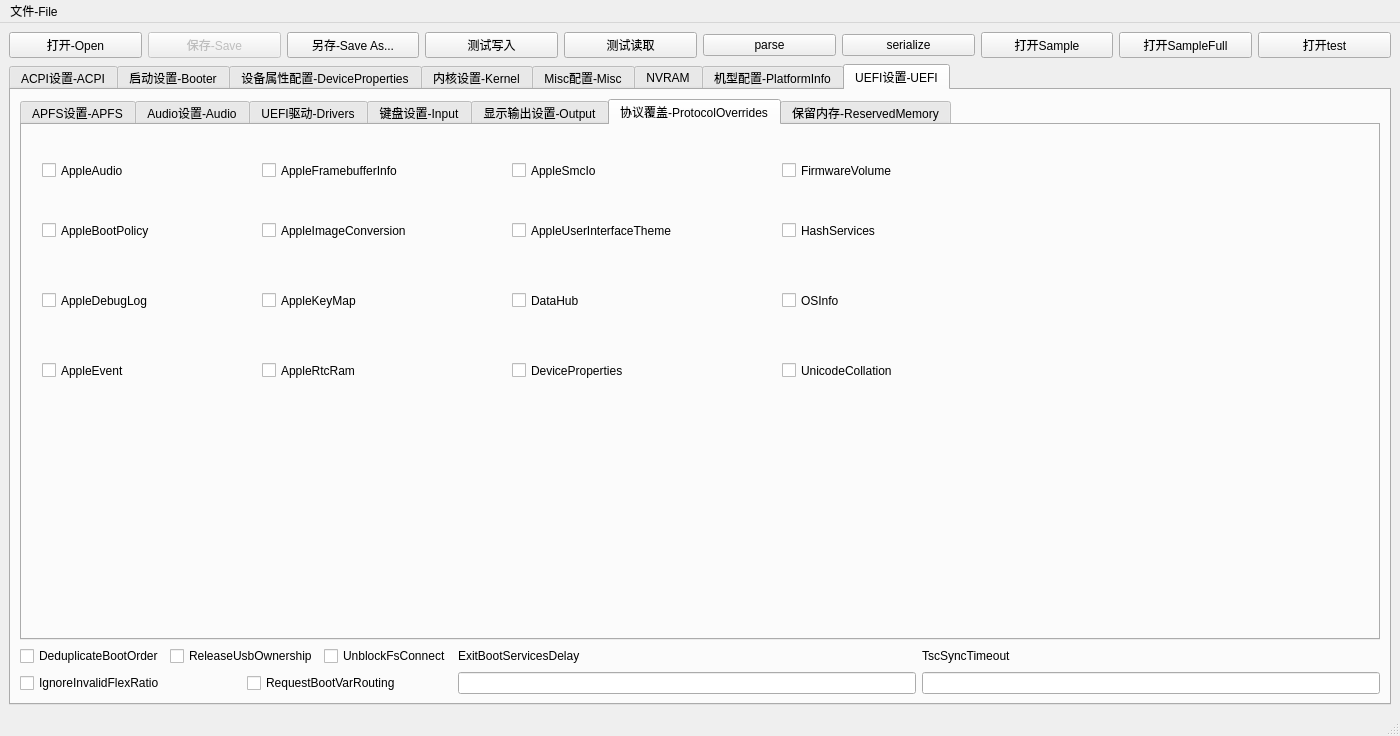
ic005k/OCAuxiliaryTools, file mainwindow.ui: the form before one commit.
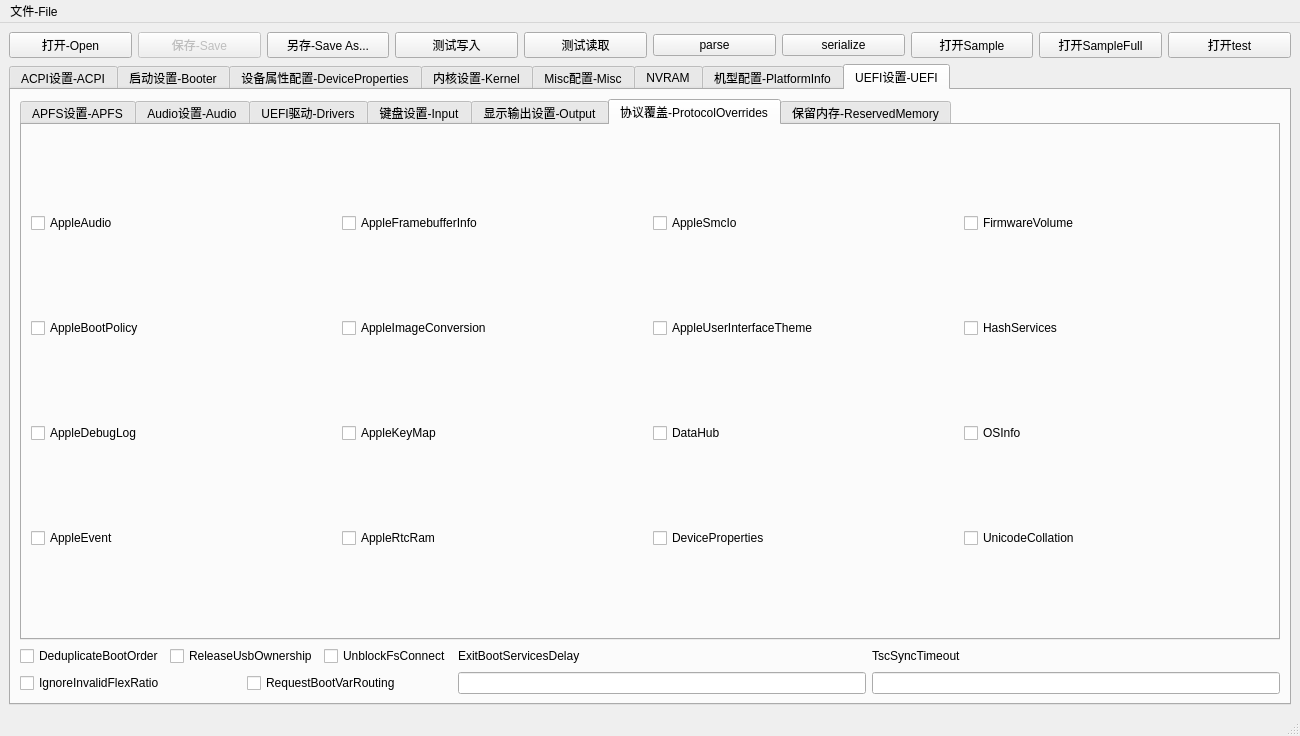
The form after the commit. The open tabs and pages were chosen to show the change. Icons and pictures are not drawn.

The edit to the form file:
```diff
--- a/mainwindow.ui
+++ b/mainwindow.ui
@@ -6,7 +6,7 @@
    <rect>
     <x>0</x>
     <y>0</y>
-    <width>1400</width>
+    <width>1300</width>
     <height>736</height>
    </rect>
   </property>
@@ -2792,214 +2792,120 @@
            <attribute name="title">
             <string>协议覆盖-ProtocolOverrides</string>
            </attribute>
-           <widget class="QCheckBox" name="chkAppleEvent">
-            <property name="geometry">
-             <rect>
-              <x>20</x>
-              <y>230</y>
-              <width>211</width>
-              <height>31</height>
-             </rect>
-            </property>
-            <property name="text">
-             <string>AppleEvent</string>
-            </property>
-           </widget>
+           <layout class="QGridLayout" name="gridLayout_35">
+            <item row="0" column="0">
            <widget class="QCheckBox" name="chkAppleAudio">
-            <property name="geometry">
-             <rect>
-              <x>20</x>
-              <y>30</y>
-              <width>251</width>
-              <height>31</height>
-             </rect>
-            </property>
             <property name="text">
              <string>AppleAudio</string>
             </property>
            </widget>
-           <widget class="QCheckBox" name="chkAppleDebugLog">
-            <property name="geometry">
-             <rect>
-              <x>20</x>
-              <y>160</y>
-              <width>251</width>
-              <height>31</height>
-             </rect>
-            </property>
-            <property name="text">
-             <string>AppleDebugLog</string>
-            </property>
-           </widget>
-           <widget class="QCheckBox" name="chkAppleBootPolicy">
-            <property name="geometry">
-             <rect>
-              <x>20</x>
-              <y>90</y>
-              <width>251</width>
-              <height>31</height>
-             </rect>
-            </property>
-            <property name="text">
-             <string>AppleBootPolicy</string>
-            </property>
-           </widget>
-           <widget class="QCheckBox" name="chkAppleRtcRam">
-            <property name="geometry">
-             <rect>
-              <x>240</x>
-              <y>230</y>
-              <width>251</width>
-              <height>31</height>
-             </rect>
-            </property>
-            <property name="text">
-             <string>AppleRtcRam</string>
-            </property>
-           </widget>
+            </item>
+            <item row="0" column="1">
            <widget class="QCheckBox" name="chkAppleFramebufferInfo">
-            <property name="geometry">
-             <rect>
-              <x>240</x>
-              <y>30</y>
-              <width>231</width>
-              <height>31</height>
-             </rect>
-            </property>
             <property name="text">
              <string>AppleFramebufferInfo</string>
             </property>
            </widget>
-           <widget class="QCheckBox" name="chkAppleKeyMap">
-            <property name="geometry">
-             <rect>
-              <x>240</x>
-              <y>160</y>
-              <width>251</width>
-              <height>31</height>
-             </rect>
-            </property>
-            <property name="text">
-             <string>AppleKeyMap</string>
-            </property>
-           </widget>
-           <widget class="QCheckBox" name="chkAppleImageConversion">
-            <property name="geometry">
-             <rect>
-              <x>240</x>
-              <y>90</y>
-              <width>251</width>
-              <height>31</height>
-             </rect>
-            </property>
-            <property name="text">
-             <string>AppleImageConversion</string>
-            </property>
-           </widget>
-           <widget class="QCheckBox" name="chkDeviceProperties">
-            <property name="geometry">
-             <rect>
-              <x>490</x>
-              <y>230</y>
-              <width>251</width>
-              <height>31</height>
-             </rect>
-            </property>
-            <property name="text">
-             <string>DeviceProperties</string>
-            </property>
-           </widget>
+            </item>
+            <item row="0" column="2">
            <widget class="QCheckBox" name="chkAppleSmcIo">
-            <property name="geometry">
-             <rect>
-              <x>490</x>
-              <y>30</y>
-              <width>251</width>
-              <height>31</height>
-             </rect>
-            </property>
             <property name="text">
              <string>AppleSmcIo</string>
             </property>
            </widget>
-           <widget class="QCheckBox" name="chkDataHub">
-            <property name="geometry">
-             <rect>
-              <x>490</x>
-              <y>160</y>
-              <width>251</width>
-              <height>31</height>
-             </rect>
-            </property>
-            <property name="text">
-             <string>DataHub</string>
-            </property>
-           </widget>
-           <widget class="QCheckBox" name="chkAppleUserInterfaceTheme">
-            <property name="geometry">
-             <rect>
-              <x>490</x>
-              <y>90</y>
-              <width>251</width>
-              <height>31</height>
-             </rect>
-            </property>
-            <property name="text">
-             <string>AppleUserInterfaceTheme</string>
-            </property>
-           </widget>
-           <widget class="QCheckBox" name="chkUnicodeCollation">
-            <property name="geometry">
-             <rect>
-              <x>760</x>
-              <y>230</y>
-              <width>251</width>
-              <height>31</height>
-             </rect>
-            </property>
-            <property name="text">
-             <string>UnicodeCollation</string>
-            </property>
-           </widget>
+            </item>
+            <item row="0" column="3">
            <widget class="QCheckBox" name="chkFirmwareVolume">
-            <property name="geometry">
-             <rect>
-              <x>760</x>
-              <y>30</y>
-              <width>261</width>
-              <height>31</height>
-             </rect>
-            </property>
             <property name="text">
              <string>FirmwareVolume</string>
             </property>
            </widget>
-           <widget class="QCheckBox" name="chkOSInfo">
-            <property name="geometry">
-             <rect>
-              <x>760</x>
-              <y>160</y>
-              <width>251</width>
-              <height>31</height>
-             </rect>
-            </property>
+            </item>
+            <item row="1" column="0">
+             <widget class="QCheckBox" name="chkAppleBootPolicy">
+              <property name="text">
+               <string>AppleBootPolicy</string>
+              </property>
+             </widget>
+            </item>
+            <item row="1" column="1">
+             <widget class="QCheckBox" name="chkAppleImageConversion">
             <property name="text">
-             <string>OSInfo</string>
-            </property>
-           </widget>
+               <string>AppleImageConversion</string>
+              </property>
+             </widget>
+            </item>
+            <item row="1" column="2">
+             <widget class="QCheckBox" name="chkAppleUserInterfaceTheme">
+              <property name="text">
+               <string>AppleUserInterfaceTheme</string>
+              </property>
+             </widget>
+            </item>
+            <item row="1" column="3">
            <widget class="QCheckBox" name="chkHashServices">
-            <property name="geometry">
-             <rect>
-              <x>760</x>
-              <y>90</y>
-              <width>271</width>
-              <height>31</height>
-             </rect>
-            </property>
             <property name="text">
              <string>HashServices</string>
             </property>
            </widget>
+            </item>
+            <item row="2" column="0">
+             <widget class="QCheckBox" name="chkAppleDebugLog">
+              <property name="text">
+               <string>AppleDebugLog</string>
+              </property>
+             </widget>
+            </item>
+            <item row="2" column="1">
+             <widget class="QCheckBox" name="chkAppleKeyMap">
+              <property name="text">
+               <string>AppleKeyMap</string>
+              </property>
+             </widget>
+            </item>
+            <item row="2" column="2">
+             <widget class="QCheckBox" name="chkDataHub">
+              <property name="text">
+               <string>DataHub</string>
+              </property>
+             </widget>
+            </item>
+            <item row="2" column="3">
+             <widget class="QCheckBox" name="chkOSInfo">
+              <property name="text">
+               <string>OSInfo</string>
+              </property>
+             </widget>
+            </item>
+            <item row="3" column="0">
+             <widget class="QCheckBox" name="chkAppleEvent">
+              <property name="text">
+               <string>AppleEvent</string>
+              </property>
+             </widget>
+            </item>
+            <item row="3" column="1">
+             <widget class="QCheckBox" name="chkAppleRtcRam">
+              <property name="text">
+               <string>AppleRtcRam</string>
+              </property>
+             </widget>
+            </item>
+            <item row="3" column="2">
+             <widget class="QCheckBox" name="chkDeviceProperties">
+              <property name="text">
+               <string>DeviceProperties</string>
+              </property>
+             </widget>
+            </item>
+            <item row="3" column="3">
+             <widget class="QCheckBox" name="chkUnicodeCollation">
+              <property name="text">
+               <string>UnicodeCollation</string>
+              </property>
+             </widget>
+            </item>
+           </layout>
           </widget>
           <widget class="QWidget" name="tab_28">
            <attribute name="title">
@@ -3114,7 +3020,7 @@
     <rect>
      <x>0</x>
      <y>0</y>
-     <width>1400</width>
+     <width>1300</width>
      <height>24</height>
     </rect>
    </property>
```
Left out of the diff: 1658 changed lines with no effect on the pictures. Lines whose indentation alone changed are shown as unchanged.
